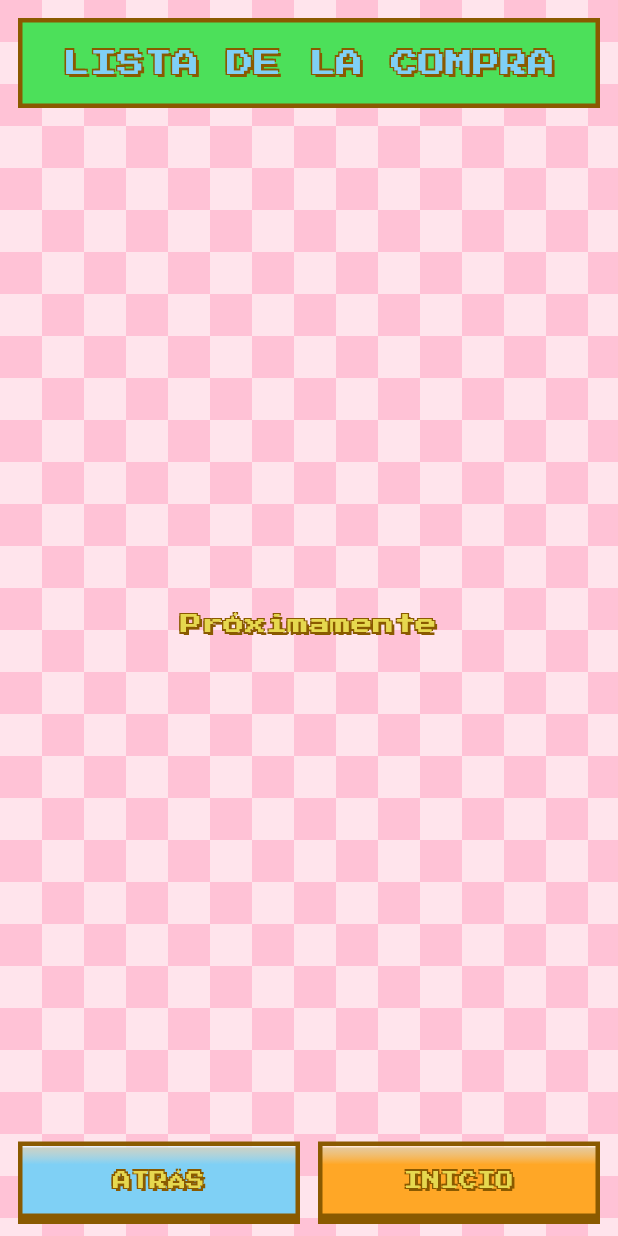
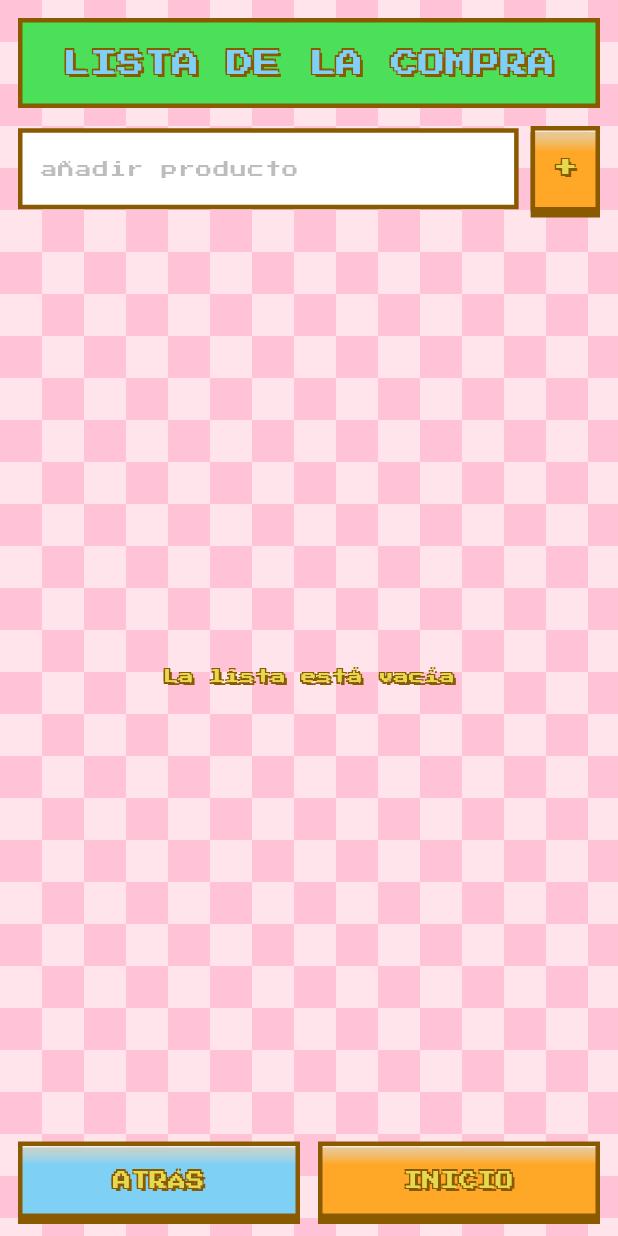
Before and after one commit to Xoro4-dev/recetas_comida, a Flutter app: the HomeScreen screen opened directly, after a tap on "LISTA DE LA COMPRA", on a phone screen of 412 x 824 dp. Run offline on Flutter 3.47's test engine with Material 3 defaults, Android fonts, the phone set to English and light mode, and no system bars; our stand-ins replace cloud_firestore, firebase_core, google_fonts, shared_preferences; accounts and stored records are empty.

Commit message:
Código de pareja y lista de la compra sincronizada con Firestore
Co-authored-by: Copilot App <223556219+Copilot@users.noreply.github.com>

```diff
--- /dev/null
+++ b/lib/data/app_scope.dart
@@ -0,0 +1,15 @@
+import 'package:flutter/widgets.dart';
+
+import 'app_services.dart';
+
+class AppScope extends InheritedWidget {
+  const AppScope({super.key, required this.services, required super.child});
+
+  final AppServices services;
+
+  static AppServices of(BuildContext context) =>
+      context.dependOnInheritedWidgetOfExactType<AppScope>()!.services;
+
+  @override
+  bool updateShouldNotify(AppScope oldWidget) => services != oldWidget.services;
+}
--- /dev/null
+++ b/lib/data/app_services.dart
@@ -0,0 +1,77 @@
+import 'package:firebase_core/firebase_core.dart';
+import 'package:shared_preferences/shared_preferences.dart';
+
+import 'firestore_shopping_repository.dart';
+import 'shopping_repository.dart';
+
+/// Configuración de Firebase inyectada en compilación con --dart-define
+/// (FIREBASE_API_KEY, FIREBASE_APP_ID, FIREBASE_MESSAGING_SENDER_ID,
+/// FIREBASE_PROJECT_ID). Sin ella la app funciona en modo local.
+class AppServices {
+  AppServices._({
+    required this.firebaseReady,
+    required this.prefs,
+    String? coupleCode,
+  }) : _coupleCode = coupleCode;
+
+  static const _projectId = String.fromEnvironment('FIREBASE_PROJECT_ID');
+  static const _prefKey = 'couple_code';
+
+  final bool firebaseReady;
+  final SharedPreferences prefs;
+  String? _coupleCode;
+  ShoppingRepository? _shopping;
+
+  static Future<AppServices> init() async {
+    var ready = false;
+    if (_projectId.isNotEmpty) {
+      await Firebase.initializeApp(
+        options: const FirebaseOptions(
+          apiKey: String.fromEnvironment('FIREBASE_API_KEY'),
+          appId: String.fromEnvironment('FIREBASE_APP_ID'),
+          messagingSenderId:
+              String.fromEnvironment('FIREBASE_MESSAGING_SENDER_ID'),
+          projectId: _projectId,
+        ),
+      );
+      ready = true;
+    }
+    final prefs = await SharedPreferences.getInstance();
+    return AppServices._(
+      firebaseReady: ready,
+      prefs: prefs,
+      coupleCode: prefs.getString(_prefKey),
+    );
+  }
+
+  /// Para tests: servicios en modo local con preferencias dadas.
+  factory AppServices.local(SharedPreferences prefs) => AppServices._(
+        firebaseReady: false,
+        prefs: prefs,
+        coupleCode: prefs.getString(_prefKey),
+      );
+
+  String? get coupleCode => _coupleCode;
+
+  static String normalizeCode(String raw) =>
+      raw.trim().toLowerCase().replaceAll(RegExp(r'[^a-z0-9]'), '');
+
+  static bool isValidCode(String code) => code.length >= 8;
+
+  Future<void> setCoupleCode(String raw) async {
+    final code = normalizeCode(raw);
+    await prefs.setString(_prefKey, code);
+    _coupleCode = code;
+    _shopping = null;
+  }
+
+  Future<void> leaveCouple() async {
+    await prefs.remove(_prefKey);
+    _coupleCode = null;
+    _shopping = null;
+  }
+
+  ShoppingRepository get shopping => _shopping ??= (firebaseReady
+      ? FirestoreShoppingRepository(_coupleCode!)
+      : InMemoryShoppingRepository());
+}
--- /dev/null
+++ b/lib/data/shopping_repository.dart
@@ -0,0 +1,62 @@
+import 'dart:async';
+
+class ShoppingItem {
+  const ShoppingItem({
+    required this.id,
+    required this.name,
+    required this.checked,
+  });
+
+  final String id;
+  final String name;
+  final bool checked;
+}
+
+abstract class ShoppingRepository {
+  Stream<List<ShoppingItem>> watchItems();
+  Future<void> add(String name);
+  Future<void> setChecked(String id, bool checked);
+  Future<void> remove(String id);
+  Future<void> clearChecked();
+}
+
+/// Implementación local, usada cuando Firebase no está configurado y en tests.
+class InMemoryShoppingRepository implements ShoppingRepository {
+  final List<ShoppingItem> _items = [];
+  final _controller = StreamController<List<ShoppingItem>>.broadcast();
+  var _nextId = 0;
+
+  void _emit() => _controller.add(List.unmodifiable(_items));
+
+  @override
+  Stream<List<ShoppingItem>> watchItems() async* {
+    yield List.unmodifiable(_items);
+    yield* _controller.stream;
+  }
+
+  @override
+  Future<void> add(String name) async {
+    _items.add(ShoppingItem(id: '${_nextId++}', name: name, checked: false));
+    _emit();
+  }
+
+  @override
+  Future<void> setChecked(String id, bool checked) async {
+    final i = _items.indexWhere((e) => e.id == id);
+    if (i < 0) return;
+    _items[i] = ShoppingItem(id: id, name: _items[i].name, checked: checked);
+    _emit();
+  }
+
+  @override
+  Future<void> remove(String id) async {
+    _items.removeWhere((e) => e.id == id);
+    _emit();
+  }
+
+  @override
+  Future<void> clearChecked() async {
+    _items.removeWhere((e) => e.checked);
+    _emit();
+  }
+}
--- a/lib/main.dart
+++ b/lib/main.dart
@@ -1,22 +1,39 @@
 import 'package:flutter/material.dart';
 
+import 'data/app_scope.dart';
+import 'data/app_services.dart';
 import 'screens/home_screen.dart';
+import 'screens/pair_code_screen.dart';
 import 'theme/pixel_theme.dart';
 
-void main() {
-  runApp(const RecetasApp());
+Future<void> main() async {
+  WidgetsFlutterBinding.ensureInitialized();
+  final services = await AppServices.init();
+  runApp(RecetasApp(services: services));
 }
 
-class RecetasApp extends StatelessWidget {
-  const RecetasApp({super.key});
+class RecetasApp extends StatefulWidget {
+  const RecetasApp({super.key, required this.services});
+
+  final AppServices services;
 
   @override
+  State<RecetasApp> createState() => _RecetasAppState();
+}
+
+class _RecetasAppState extends State<RecetasApp> {
+  @override
   Widget build(BuildContext context) {
-    return MaterialApp(
-      title: 'Recetas',
-      debugShowCheckedModeBanner: false,
-      theme: buildPixelTheme(),
-      home: const HomeScreen(),
+    return AppScope(
+      services: widget.services,
+      child: MaterialApp(
+        title: 'Recetas',
+        debugShowCheckedModeBanner: false,
+        theme: buildPixelTheme(),
+        home: widget.services.coupleCode == null
+            ? PairCodeScreen(onDone: () => setState(() {}))
+            : const HomeScreen(),
+      ),
     );
   }
 }
--- a/lib/screens/home_screen.dart
+++ b/lib/screens/home_screen.dart
@@ -3,12 +3,27 @@ import 'package:flutter/material.dart';
 import '../theme/pixel_theme.dart';
 import '../widgets/checker_background.dart';
 import '../widgets/pixel_button.dart';
+import 'pair_code_screen.dart';
 import 'section_screen.dart';
+import 'shopping_screen.dart';
 
 class HomeScreen extends StatelessWidget {
   const HomeScreen({super.key});
 
+  void _openPairCode(BuildContext context) {
+    Navigator.of(context).push(MaterialPageRoute(
+      builder: (_) => PairCodeScreen(
+        onDone: () => Navigator.of(context).popUntil((r) => r.isFirst),
+      ),
+    ));
+  }
+
   void _open(BuildContext context, String title, Color color) {
+    if (title == 'Lista de la compra') {
+      Navigator.of(context)
+          .push(MaterialPageRoute(builder: (_) => const ShoppingScreen()));
+      return;
+    }
     Navigator.of(context).push(MaterialPageRoute(
       builder: (_) => SectionScreen(
         title: title.toUpperCase(),
@@ -58,6 +73,12 @@ class HomeScreen extends StatelessWidget {
                     ],
                   ),
                 ),
+                PixelButton(
+                  label: 'CÓDIGO DE PAREJA',
+                  color: PixelColors.orange,
+                  fontSize: 10,
+                  onPressed: () => _openPairCode(context),
+                ),
               ],
             ),
           ),
--- /dev/null
+++ b/lib/screens/shopping_screen.dart
@@ -0,0 +1,173 @@
+import 'package:flutter/material.dart';
+
+import '../data/app_scope.dart';
+import '../data/shopping_repository.dart';
+import '../theme/pixel_theme.dart';
+import '../widgets/pixel_button.dart';
+import '../widgets/pixel_text_field.dart';
+import 'section_screen.dart';
+
+class ShoppingScreen extends StatefulWidget {
+  const ShoppingScreen({super.key});
+
+  @override
+  State<ShoppingScreen> createState() => _ShoppingScreenState();
+}
+
+class _ShoppingScreenState extends State<ShoppingScreen> {
+  final _controller = TextEditingController();
+  late final ShoppingRepository _repo;
+  late final Stream<List<ShoppingItem>> _stream;
+  var _initialized = false;
+
+  @override
+  void didChangeDependencies() {
+    super.didChangeDependencies();
+    if (_initialized) return;
+    _initialized = true;
+    _repo = AppScope.of(context).shopping;
+    _stream = _repo.watchItems();
+  }
+
+  @override
+  void dispose() {
+    _controller.dispose();
+    super.dispose();
+  }
+
+  Future<void> _add(ShoppingRepository repo) async {
+    final name = _controller.text.trim();
+    if (name.isEmpty) return;
+    _controller.clear();
+    await repo.add(name);
+  }
+
+  @override
+  Widget build(BuildContext context) {
+    final repo = _repo;
+    return SectionScreen(
+      title: 'LISTA DE LA COMPRA',
+      color: PixelColors.green,
+      body: Column(
+        children: [
+          Padding(
+            padding: const EdgeInsets.symmetric(horizontal: 12),
+            child: Row(
+              children: [
+                Expanded(
+                  child: PixelTextField(
+                    controller: _controller,
+                    hint: 'añadir producto',
+                    onSubmitted: (_) => _add(repo),
+                  ),
+                ),
+                const SizedBox(width: 8),
+                PixelButton(
+                  label: '+',
+                  color: PixelColors.orange,
+                  fontSize: 16,
+                  onPressed: () => _add(repo),
+                ),
+              ],
+            ),
+          ),
+          const SizedBox(height: 12),
+          Expanded(
+            child: StreamBuilder<List<ShoppingItem>>(
+              stream: _stream,
+              builder: (context, snapshot) {
+                if (snapshot.hasError) {
+                  return Center(
+                    child: Text('Error al cargar la lista',
+                        style: pixelText(10, color: PixelColors.red)),
+                  );
+                }
+                final items = snapshot.data ?? const <ShoppingItem>[];
+                if (items.isEmpty) {
+                  return Center(
+                    child: Text('La lista está vacía',
+                        style: pixelText(10, color: PixelColors.yellow)),
+                  );
+                }
+                return Column(
+                  children: [
+                    Expanded(
+                      child: ListView.builder(
+                        padding: const EdgeInsets.symmetric(horizontal: 12),
+                        itemCount: items.length,
+                        itemBuilder: (_, i) => _ItemRow(item: items[i]),
+                      ),
+                    ),
+                    if (items.any((e) => e.checked))
+                      Padding(
+                        padding: const EdgeInsets.all(12),
+                        child: PixelButton(
+                          label: 'BORRAR MARCADOS',
+                          color: PixelColors.red,
+                          fontSize: 11,
+                          onPressed: repo.clearChecked,
+                        ),
+                      ),
+                  ],
+                );
+              },
+            ),
+          ),
+        ],
+      ),
+    );
+  }
+}
+
+class _ItemRow extends StatelessWidget {
+  const _ItemRow({required this.item});
+
+  final ShoppingItem item;
+
+  @override
+  Widget build(BuildContext context) {
+    final repo = AppScope.of(context).shopping;
+    return Container(
+      margin: const EdgeInsets.only(bottom: 8),
+      decoration: BoxDecoration(
+        color: Colors.white.withValues(alpha: 0.85),
+        border: Border.all(color: PixelColors.outline, width: 3),
+      ),
+      child: Row(
+        children: [
+          Expanded(
+            child: InkWell(
+              onTap: () => repo.setChecked(item.id, !item.checked),
+              child: Padding(
+                padding: const EdgeInsets.all(12),
+                child: Row(
+                  children: [
+                    Text(item.checked ? '✅' : '⬜',
+                        style: const TextStyle(fontSize: 22)),
+                    const SizedBox(width: 10),
+                    Expanded(
+                      child: Text(
+                        item.name,
+                        style: pixelText(11, color: PixelColors.outline).copyWith(
+                          shadows: [],
+                          decoration: item.checked
+                              ? TextDecoration.lineThrough
+                              : null,
+                        ),
+                      ),
+                    ),
+                  ],
+                ),
+              ),
+            ),
+          ),
+          IconButton(
+            tooltip: 'Eliminar',
+            icon: const Text('🗑️', style: TextStyle(fontSize: 20)),
+            onPressed: () => repo.remove(item.id),
+          ),
+        ],
+      ),
+    );
+  }
+}
--- /dev/null
+++ b/lib/widgets/pixel_text_field.dart
@@ -0,0 +1,38 @@
+import 'package:flutter/material.dart';
+
+import '../theme/pixel_theme.dart';
+
+class PixelTextField extends StatelessWidget {
+  const PixelTextField({
+    super.key,
+    required this.controller,
+    required this.hint,
+    this.onSubmitted,
+  });
+
+  final TextEditingController controller;
+  final String hint;
+  final ValueChanged<String>? onSubmitted;
+
+  @override
+  Widget build(BuildContext context) {
+    return Container(
+      decoration: BoxDecoration(
+        color: Colors.white,
+        border: Border.all(color: PixelColors.outline, width: 3),
+      ),
+      child: TextField(
+        controller: controller,
+        onSubmitted: onSubmitted,
+        style: pixelText(12, color: PixelColors.outline).copyWith(shadows: []),
+        decoration: InputDecoration(
+          hintText: hint,
+          hintStyle: pixelText(11, color: Colors.black26).copyWith(shadows: []),
+          border: InputBorder.none,
+          contentPadding:
+              const EdgeInsets.symmetric(horizontal: 12, vertical: 14),
+        ),
+      ),
+    );
+  }
+}
--- a/pubspec.yaml
+++ b/pubspec.yaml
@@ -35,6 +35,9 @@ dependencies:
   # Use with the CupertinoIcons class for iOS style icons.
   cupertino_icons: ^1.0.8
   google_fonts: ^9.0.0
+  firebase_core: ^5.1.0
+  cloud_firestore: ^7.1.0
+  shared_preferences: ^2.5.6
 
 dev_dependencies:
   flutter_test:
```
Also changed, not shown: lib/data/firestore_shopping_repository.dart (added, +50 -0 lines), lib/screens/pair_code_screen.dart (added, +120 -0 lines), pubspec.lock, 3 other files.
